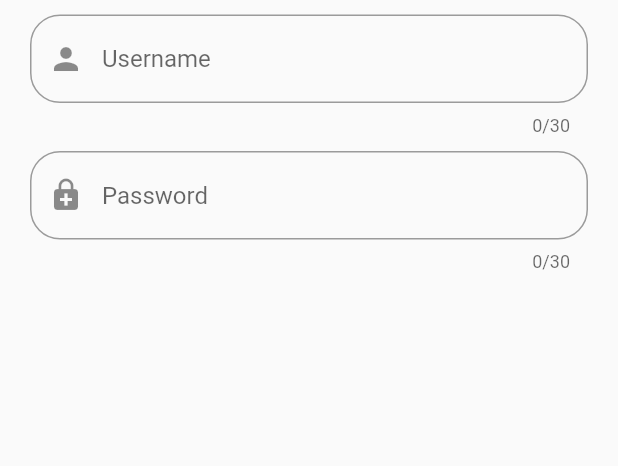
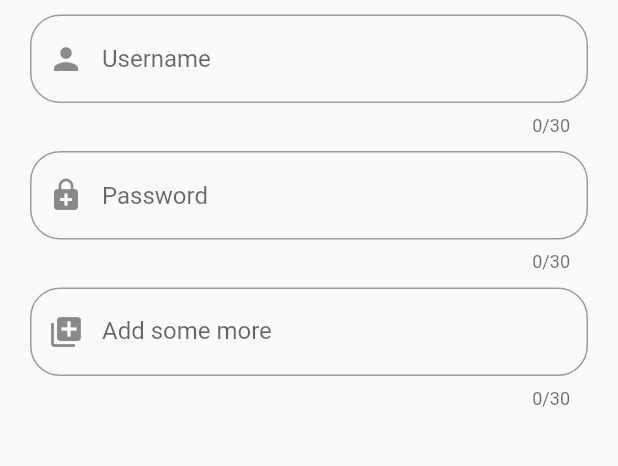
Before and after one commit to RaihanDwiPratama/Flutter_Fundamental, a Flutter app: the screen it shows after launch, on a phone screen of 412 x 824 dp, the part 362-828 px from its top. Run offline on Flutter 3.47's test engine with Material 2 defaults, Android fonts, the light colour scheme and no system bars.

Commit message:
More example

```diff
--- a/textfield/lib/main.dart
+++ b/textfield/lib/main.dart
@@ -19,6 +19,7 @@ class _MyAppState extends State<MyApp> {
     return MaterialApp(
       debugShowCheckedModeBanner: false,
       home: Scaffold(
+        resizeToAvoidBottomInset: false,
         appBar: AppBar(
           title: Text("TextField"),
         ),
@@ -84,6 +85,21 @@ class _MyAppState extends State<MyApp> {
                   maxLength: 30,
                 ),
               ),
+              Container(
+                margin: EdgeInsets.only(top: 10),
+                child: TextField(
+                  // add some styles
+                  decoration: InputDecoration(
+                    prefixIcon: Icon(Icons.queue),
+                    labelText: "Add some more",
+                    border: OutlineInputBorder(
+                      borderRadius: BorderRadius.circular(20),
+                    ),
+                    hintText: "Input here"
+                  ),
+                  maxLength: 30,
+                ),
+              ),
             ],
           ),
         ),
```
